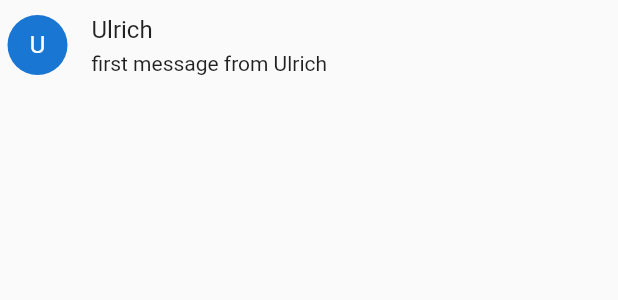
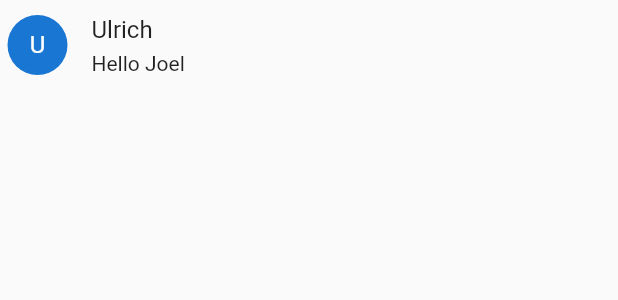
Before and after one commit to ulrichmabou/friendlychat, a Flutter app: the ChatMessage widget shown alone on an empty page, opened directly, on a phone screen of 412 x 824 dp. Shown: the top 300 px of the screen. Run offline on Flutter 3.47's test engine with Material 2 defaults, Android fonts, the phone set to English and light mode, and no system bars.

```diff
--- /dev/null
+++ b/lib/models/message_data.dart
@@ -0,0 +1,24 @@
+import 'package:flutter/foundation.dart';
+import 'package:friendlychat/widgets/chat_message.dart';
+import 'dart:collection';
+
+class MessageData extends ChangeNotifier {
+  List<ChatMessage> _messages = [
+    ChatMessage(sender: 'Ulrich', text: 'Hello Joel'),
+    ChatMessage(sender: 'Joel', text: 'Hello Ulrich'),
+  ];
+
+  UnmodifiableListView<ChatMessage> get messages {
+    return UnmodifiableListView(_messages);
+  }
+
+  int get messageCount {
+    return _messages.length;
+  }
+
+  void addMessage(String messageText) {
+    final message = ChatMessage(text: messageText);
+    _messages.add(message);
+    notifyListeners();
+  }
+}
--- a/lib/widgets/chat_message.dart
+++ b/lib/widgets/chat_message.dart
@@ -1,10 +1,10 @@
 import 'package:flutter/material.dart';
 
 class ChatMessage extends StatelessWidget {
-  ChatMessage({this.sender, this.message});
+  ChatMessage({this.sender, this.text});
 
   final String sender;
-  final String message;
+  final String text;
 
   @override
   Widget build(BuildContext context) {
@@ -28,7 +28,7 @@ class ChatMessage extends StatelessWidget {
               ),
               Container(
                 margin: EdgeInsets.only(top: 5.0),
-                child: Text(message),
+                child: Text(text),
               ),
             ],
           ),
--- a/pubspec.yaml
+++ b/pubspec.yaml
@@ -23,6 +23,7 @@ dependencies:
   # The following adds the Cupertino Icons font to your application.
   # Use with the CupertinoIcons class for iOS style icons.
   cupertino_icons: ^0.1.2
+  provider: ^4.0.4
 
 dev_dependencies:
   flutter_test:
```
Also changed, not shown: lib/main.dart (+14 -7 lines), lib/screens/chat_screen.dart (+5 -13 lines), lib/widgets/messages_list.dart (added, +21 -0 lines), lib/widgets/text_composer.dart (+14 -14 lines), pubspec.lock.
